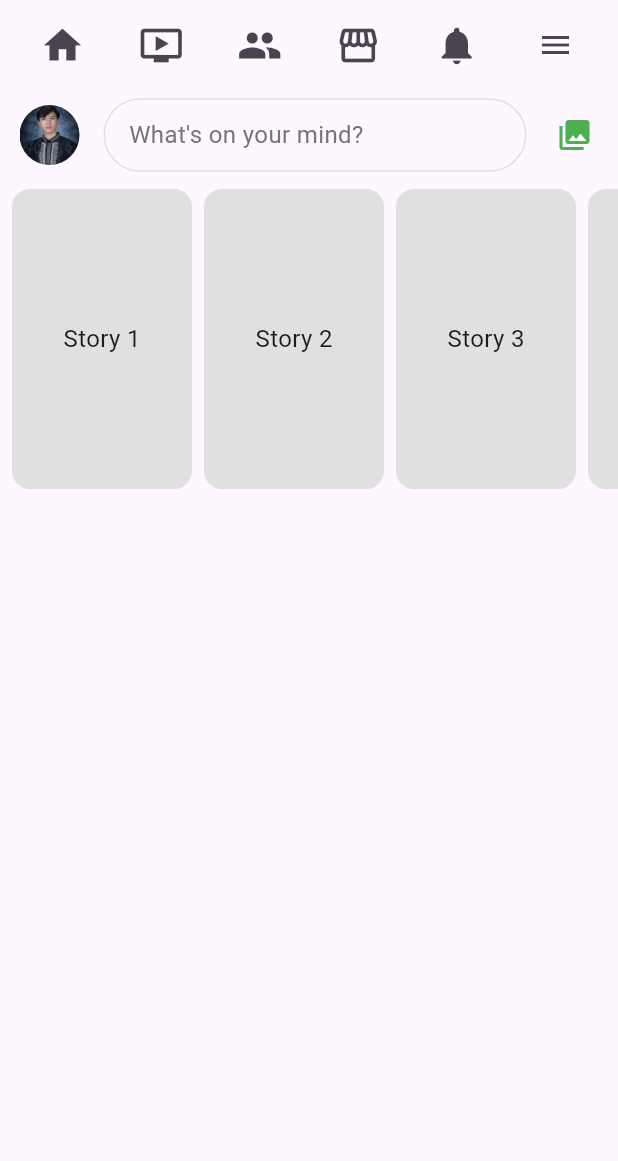
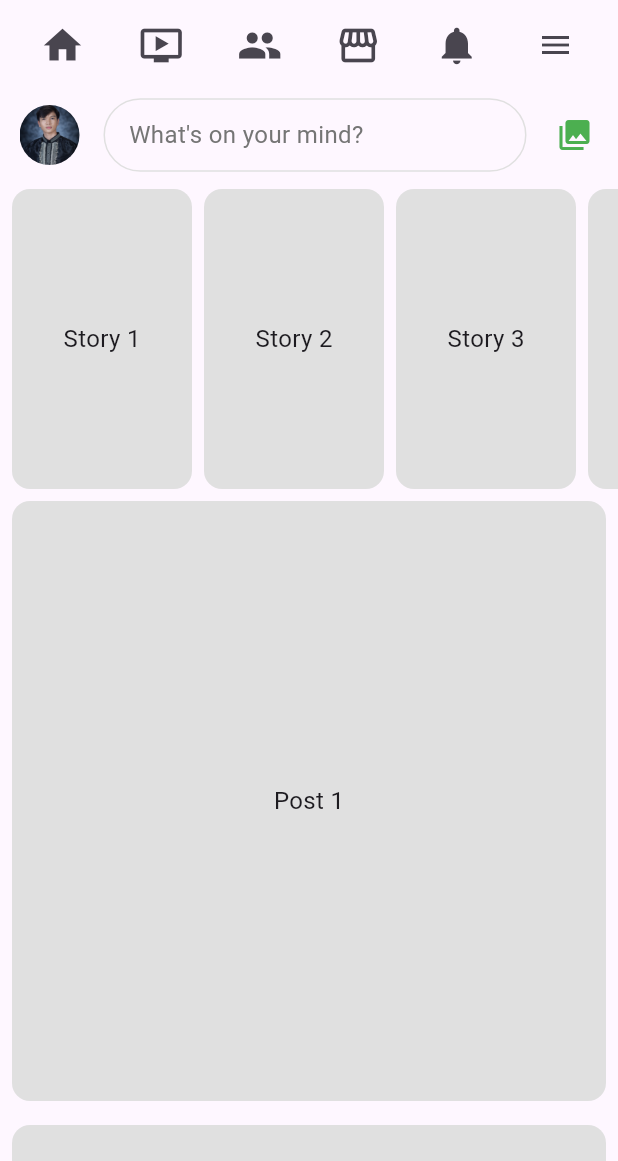
Before and after one commit to hadidi404/Flutter_Facebook_Clone, a Flutter app: the screen it shows after launch, on a phone screen of 412 x 824 dp, the part 75-1236 px from its top. Run offline on Flutter 3.47's test engine with Material 3 defaults, Android fonts, the phone set to English and light mode, and no system bars; our stand-ins replace font_awesome_flutter.

Commit message:
Add vertical post cards with scrollable feed

```diff
--- a/lib/main.dart
+++ b/lib/main.dart
@@ -164,6 +164,28 @@ class MyApp extends StatelessWidget {
                   },
                 ),
               ),
+              // Posts section
+              ListView.builder(
+                shrinkWrap: true,
+                physics: const NeverScrollableScrollPhysics(),
+                itemCount: 20,
+                itemBuilder: (context, index) {
+                  return Container(
+                    height: 400,
+                    margin: const EdgeInsets.all(8),
+                    decoration: BoxDecoration(
+                      color: Colors.grey[300],
+                      borderRadius: BorderRadius.circular(12),
+                    ),
+                    child: Center(
+                      child: Text(
+                        'Post ${index + 1}',
+                        style: const TextStyle(fontSize: 16),
+                      ),
+                    ),
+                  );
+                },
+              ),
             ],
           ),
         ),
```
